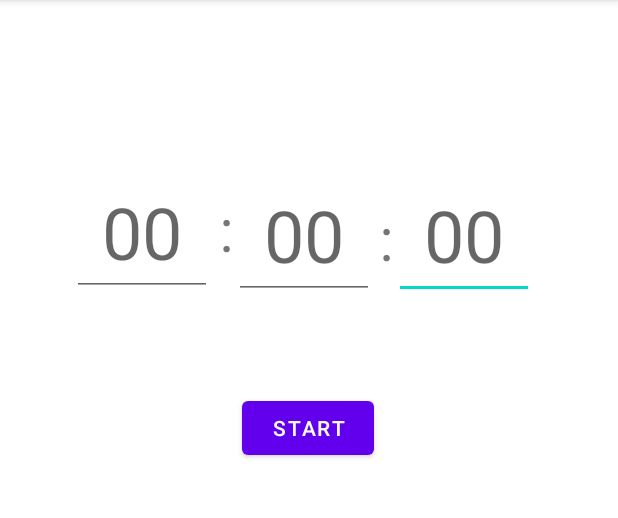
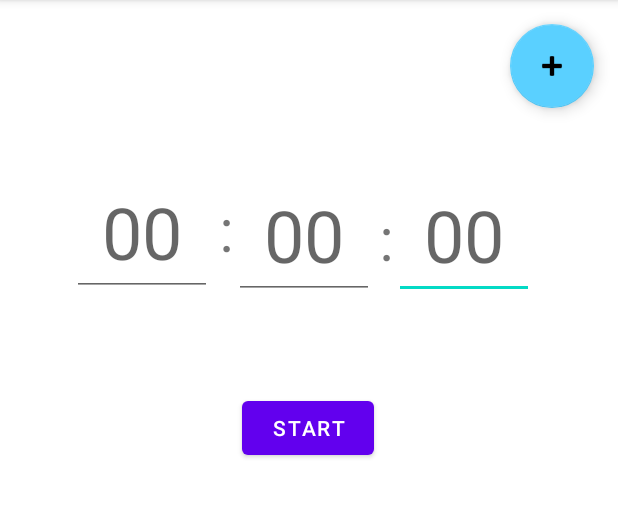
Before and after one commit to calicojack1720/LookOut, an Android app: the TimerActivity screen opened directly, with no data from a screen before it, on a phone screen of 412 x 824 dp, the part 84-602 px from its top. Run offline under Robolectric (Android 15) with nearby library versions, the phone set to English and light mode, and no system bars.

Commit message:
Added add timer button to overlay on Timer page

```diff
--- a/LookOut/app/src/main/res/layout/activity_timers.xml
+++ b/LookOut/app/src/main/res/layout/activity_timers.xml
@@ -100,4 +100,18 @@
         app:layout_constraintStart_toStartOf="parent"
         app:layout_constraintTop_toTopOf="parent"
         app:layout_constraintVertical_bias="0.363" />
+
+    <com.google.android.material.floatingactionbutton.FloatingActionButton
+        android:id="@+id/addalarm"
+        android:layout_width="wrap_content"
+        android:layout_height="wrap_content"
+        android:layout_marginTop="16dp"
+        android:layout_marginEnd="16dp"
+        android:clickable="true"
+        android:contentDescription="@string/new_alarm"
+        android:focusable="true"
+        app:backgroundTint="@color/button_background"
+        app:layout_constraintEnd_toEndOf="parent"
+        app:layout_constraintTop_toTopOf="parent"
+        app:srcCompat="@android:drawable/ic_input_add" />
 </androidx.constraintlayout.widget.ConstraintLayout>
--- a/LookOut/app/src/main/res/layout/timer_popup_window.xml
+++ b/LookOut/app/src/main/res/layout/timer_popup_window.xml
@@ -155,7 +155,7 @@
             android:textSize="40sp" />
 
         <EditText
-            android:id="@+id/minutes2"
+            android:id="@+id/seconds"
             android:layout_width="93dp"
             android:layout_height="84dp"
             android:layout_alignParentTop="true"
```
